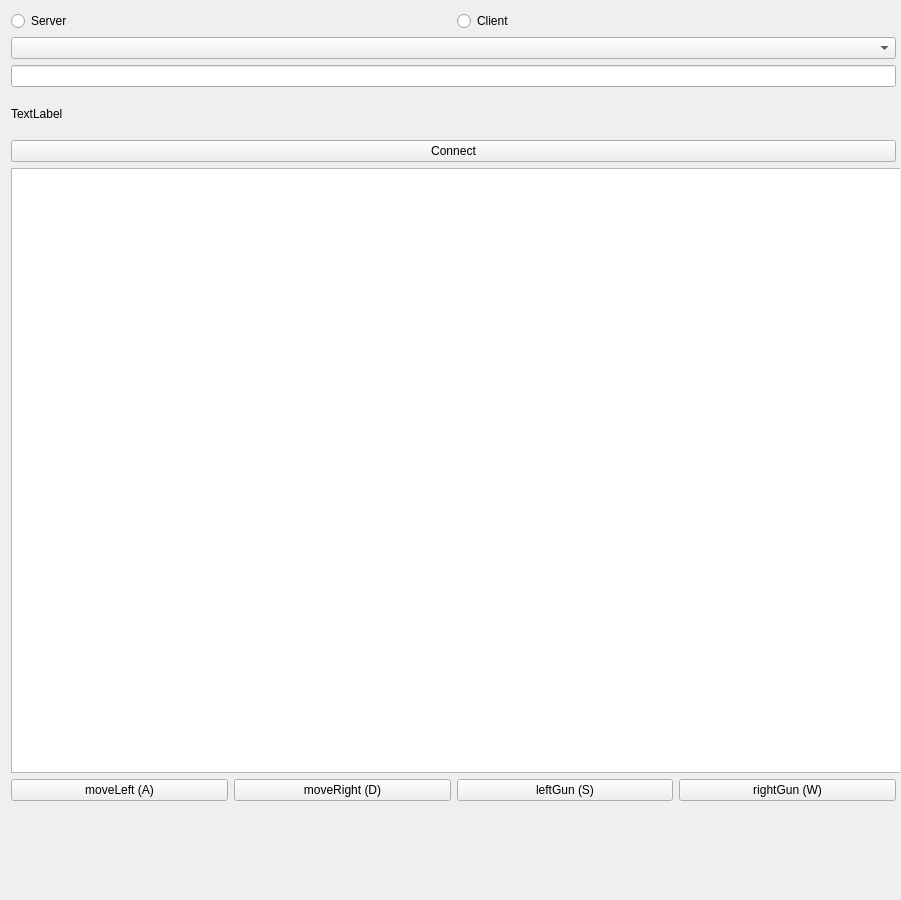
Before: the Qt Designer form 3-semester/TanksGame/Tanks/mainwindow.ui in kbatoev/SpbSU-Homeworks, drawn with Qt 5.
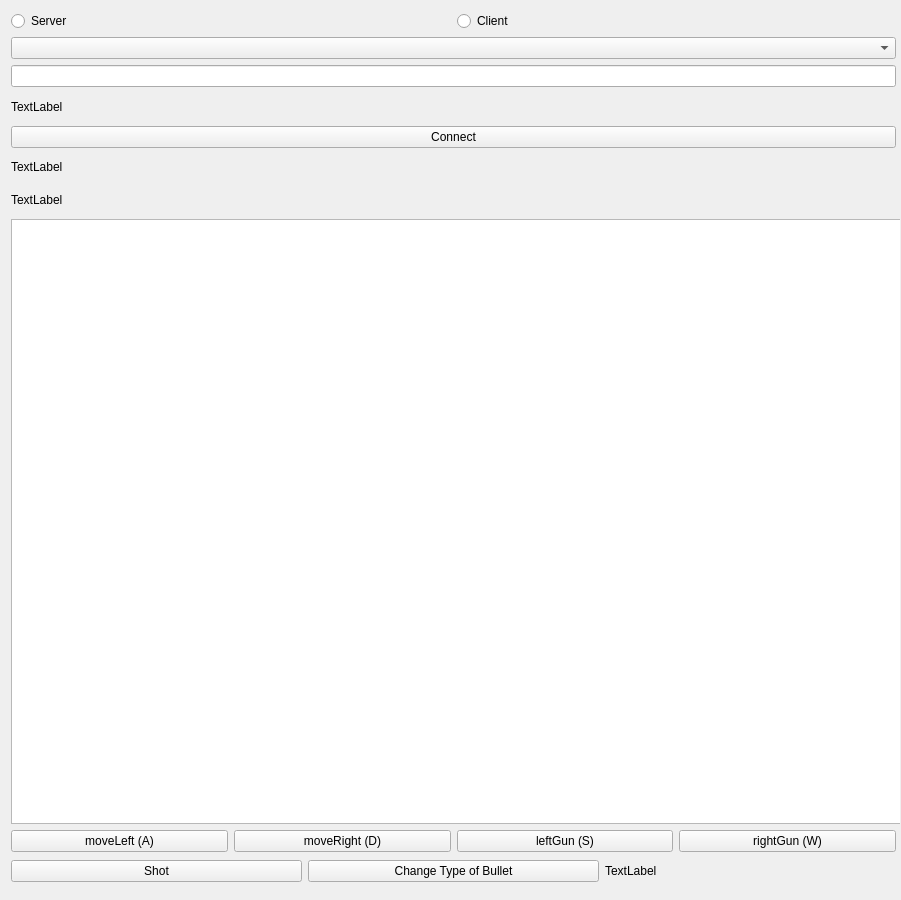
After: the same form once the commit is applied.

Commit message: Added buttons Shot and ChangingBullet

```diff
--- a/3-semester/TanksGame/Tanks/mainwindow.ui
+++ b/3-semester/TanksGame/Tanks/mainwindow.ui
@@ -32,27 +32,21 @@
       <x>0</x>
       <y>0</y>
       <width>907</width>
-      <height>812</height>
+      <height>895</height>
      </rect>
     </property>
     <layout class="QGridLayout" name="gridLayout">
-     <item row="5" column="0">
-      <widget class="QGraphicsView" name="graphicsView">
-       <property name="minimumSize">
-        <size>
-         <width>895</width>
-         <height>605</height>
-        </size>
-       </property>
-       <property name="maximumSize">
-        <size>
-         <width>895</width>
-         <height>605</height>
-        </size>
+     <item row="2" column="0">
+      <widget class="QLineEdit" name="portLineEdit"/>
+     </item>
+     <item row="4" column="0">
+      <widget class="QPushButton" name="connectButton">
+       <property name="text">
+        <string>Connect</string>
        </property>
       </widget>
      </item>
-     <item row="6" column="0">
+     <item row="8" column="0">
       <layout class="QHBoxLayout" name="horizontalLayout">
        <item>
         <widget class="QPushButton" name="leftMoveButton">
@@ -84,6 +78,22 @@
        </item>
       </layout>
      </item>
+     <item row="7" column="0">
+      <widget class="QGraphicsView" name="graphicsView">
+       <property name="minimumSize">
+        <size>
+         <width>895</width>
+         <height>605</height>
+        </size>
+       </property>
+       <property name="maximumSize">
+        <size>
+         <width>895</width>
+         <height>605</height>
+        </size>
+       </property>
+      </widget>
+     </item>
      <item row="1" column="0">
       <widget class="QComboBox" name="comboBox"/>
      </item>
@@ -112,13 +122,42 @@
        </property>
       </widget>
      </item>
-     <item row="2" column="0">
-      <widget class="QLineEdit" name="portLineEdit"/>
+     <item row="9" column="0">
+      <layout class="QHBoxLayout" name="horizontalLayout_2">
+       <item>
+        <widget class="QPushButton" name="shotButton">
+         <property name="text">
+          <string>Shot</string>
+         </property>
+        </widget>
+       </item>
+       <item>
+        <widget class="QPushButton" name="changeBulletButton">
+         <property name="text">
+          <string>Change Type of Bullet</string>
+         </property>
+        </widget>
+       </item>
+       <item>
+        <widget class="QLabel" name="bulletTypeLabel">
+         <property name="text">
+          <string>TextLabel</string>
+         </property>
+        </widget>
+       </item>
+      </layout>
      </item>
-     <item row="4" column="0">
-      <widget class="QPushButton" name="connectButton">
+     <item row="5" column="0">
+      <widget class="QLabel" name="redTankLabel">
        <property name="text">
-        <string>Connect</string>
+        <string>TextLabel</string>
+       </property>
+      </widget>
+     </item>
+     <item row="6" column="0">
+      <widget class="QLabel" name="blueTankLabel">
+       <property name="text">
+        <string>TextLabel</string>
        </property>
       </widget>
      </item>
```
The commit also changes 11 other files.
